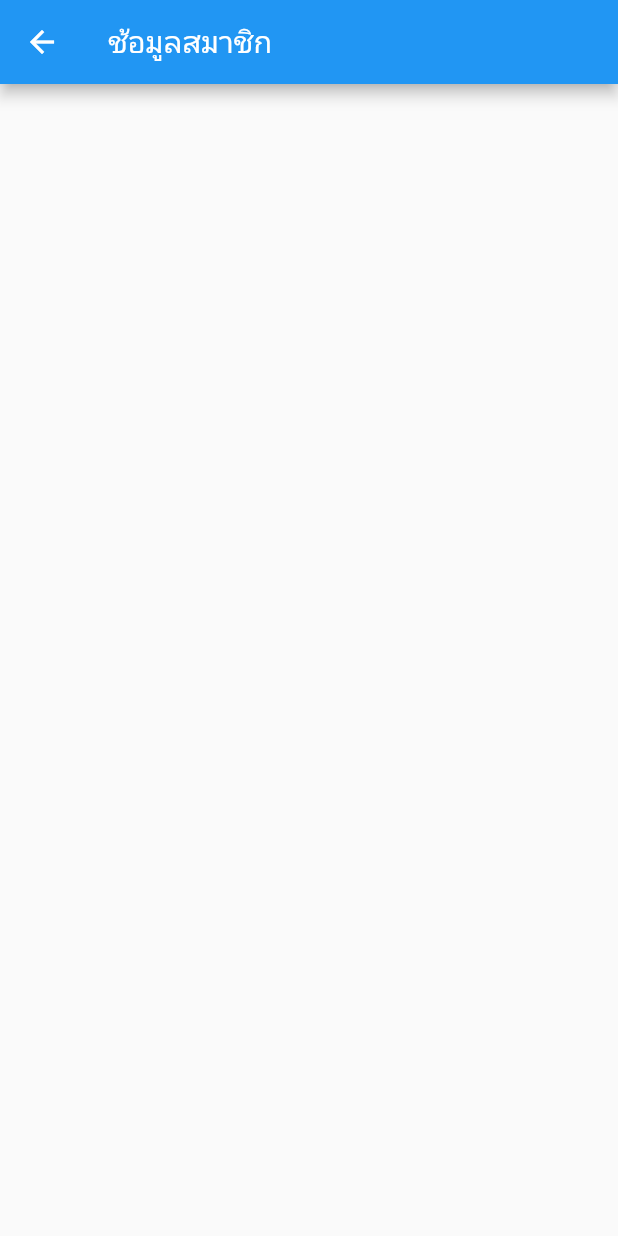
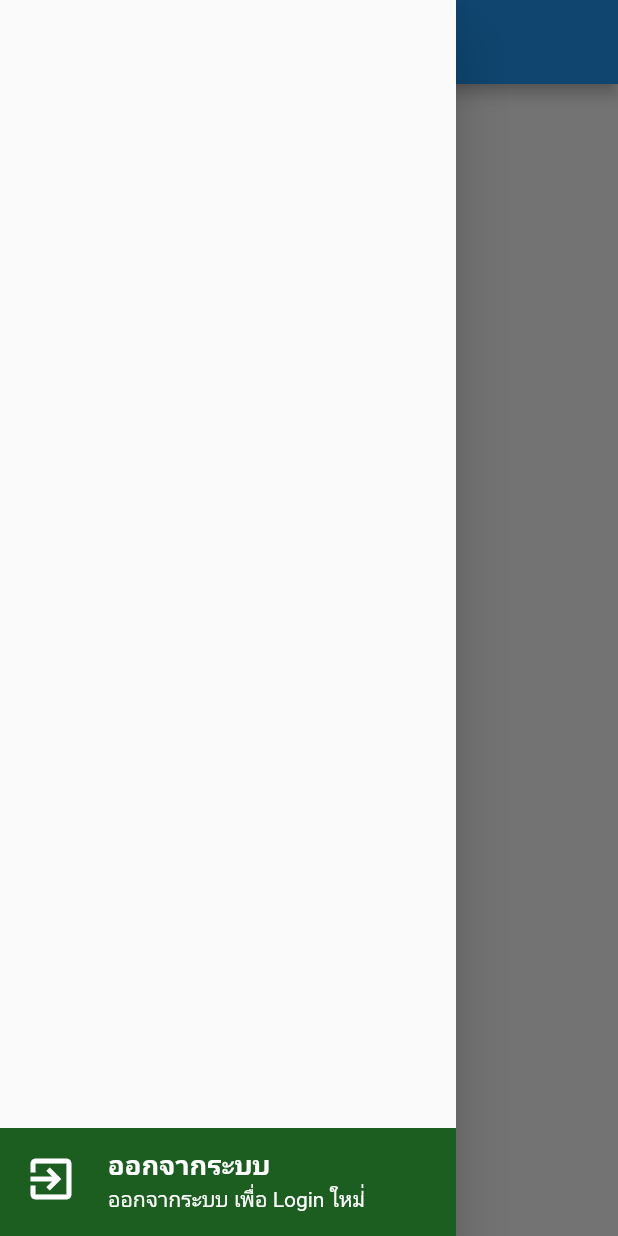
Before and after one commit to PalmSaranyu/CoopApp, a Flutter app: the Member screen opened by its route, with the side drawer open (before the commit the screen has no drawer), on a phone screen of 412 x 824 dp. Run offline on Flutter 3.47's test engine with Material 2 defaults, Android fonts, the phone set to English and light mode, and no system bars; our stand-ins replace dio, shared_preferences; accounts and stored records are empty; network calls fail.

Commit message:
27-07-65 16.00

```diff
--- a/coopapp/lib/Utiliry/my_constant.dart
+++ b/coopapp/lib/Utiliry/my_constant.dart
@@ -1,3 +1,5 @@
+// ignore_for_file: prefer_const_constructors
+
 import 'package:flutter/material.dart';
 
 class MyConstant {
@@ -33,9 +35,19 @@ class MyConstant {
         color: dark,
         fontWeight: FontWeight.w700,
       );
+  TextStyle h2Whitestyle() => TextStyle(
+        fontSize: 18,
+        color: Colors.white,
+        fontWeight: FontWeight.w700,
+      );
   TextStyle h3style() => TextStyle(
         fontSize: 14,
         color: dark,
+        fontWeight: FontWeight.normal,
+      );
+  TextStyle h3Whitestyle() => TextStyle(
+        fontSize: 14,
+        color: Colors.white,
         fontWeight: FontWeight.normal,
       );
 
--- a/coopapp/lib/states/member.dart
+++ b/coopapp/lib/states/member.dart
@@ -1,4 +1,9 @@
+// ignore_for_file: prefer_const_constructors
+
+import 'package:coopapp/Utiliry/my_constant.dart';
+import 'package:coopapp/widgets/show_title.dart';
 import 'package:flutter/material.dart';
+import 'package:shared_preferences/shared_preferences.dart';
 
 class Member extends StatefulWidget {
   const Member({Key? key}) : super(key: key);
@@ -10,8 +15,42 @@ class Member extends StatefulWidget {
 class _MemberState extends State<Member> {
   @override
   Widget build(BuildContext context) {
-    return  Scaffold(
-      appBar: AppBar(title: const Text('ช้อมูลสมาชิก'),),
+    return Scaffold(
+      appBar: AppBar(
+        title: const Text('ช้อมูลสมาชิก'),
+      ),
+      drawer: Drawer(
+        child: buildSignOut(),
+      ),
+    );
+  }
+
+  Column buildSignOut() {
+    return Column(
+      mainAxisAlignment: MainAxisAlignment.end,
+      children: [
+        ListTile(
+          onTap: () async {
+            SharedPreferences preferences =
+                await SharedPreferences.getInstance();
+            preferences.clear();
+          },
+          tileColor: Colors.green.shade900,
+          leading: Icon(
+            Icons.exit_to_app,
+            size: 36,
+            color: Colors.white,
+          ),
+          title: ShowTitle(
+            title: 'ออกจากระบบ',
+            textStyle: MyConstant().h2Whitestyle(),
+          ),
+          subtitle: ShowTitle(
+            title: 'ออกจากระบบ เพื่อ Login ใหม่่',
+            textStyle: MyConstant().h3Whitestyle(),
+          ),
+        ),
+      ],
     );
   }
 }
```
Also changed, not shown: coopapp/lib/main.dart (+15 -3 lines), coopapp/lib/states/login.dart (+8 -5 lines).
